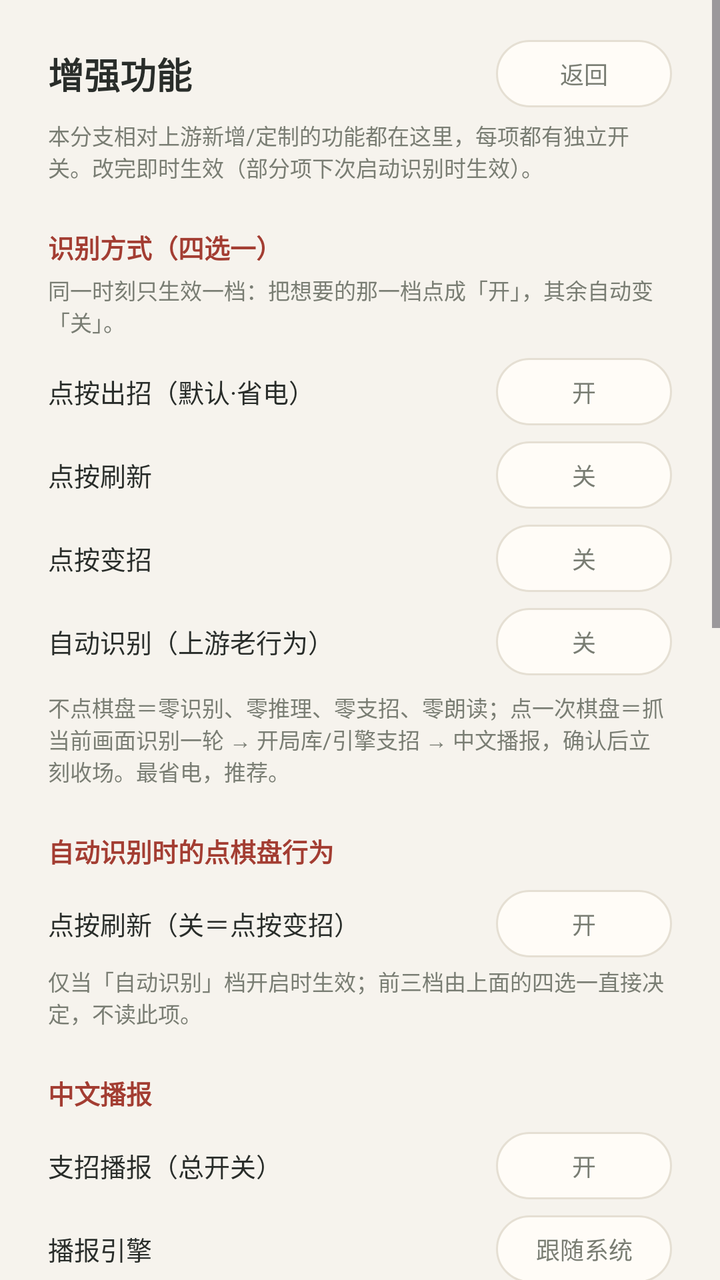
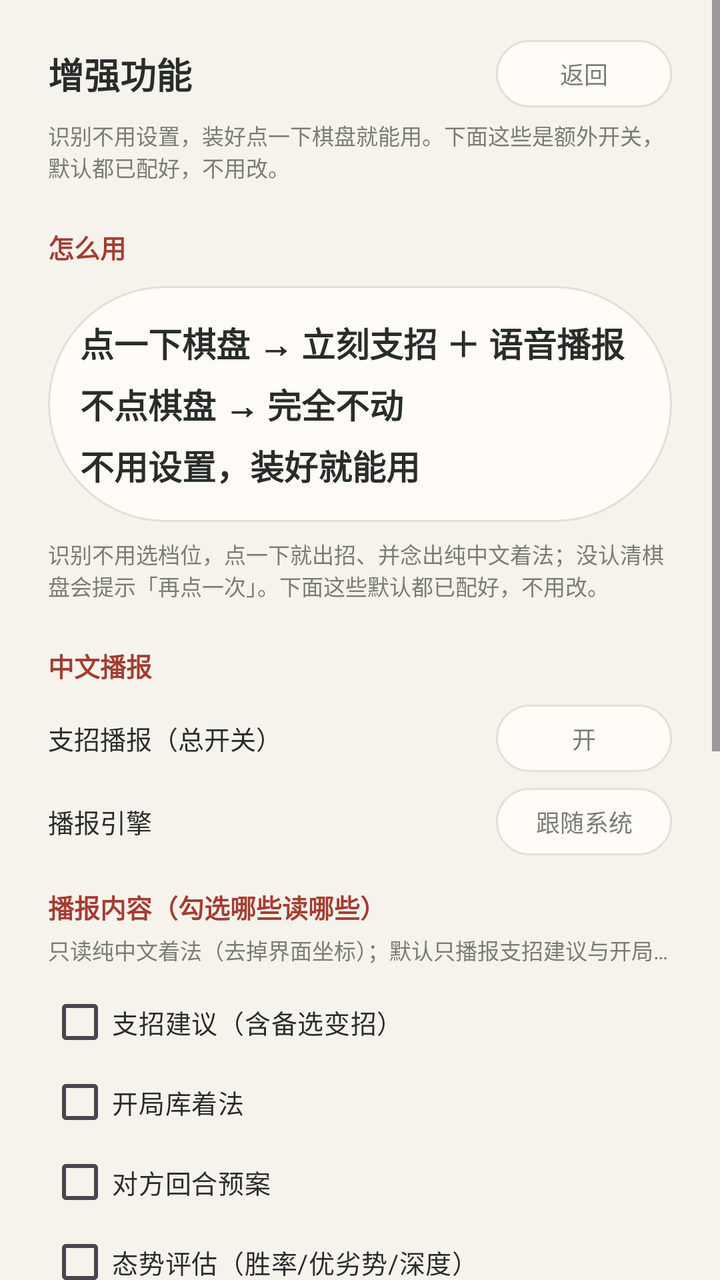

An Android layout rendered at two revisions. The XML below is the earlier revision; the diff shows what the commit changed to produce the second picture.
<!-- AndroidManifest.xml: application theme Theme.ChineseChess -->
<!-- res/layout/feature_switches.xml -->
<?xml version="1.0" encoding="utf-8"?>
<ScrollView xmlns:android="http://schemas.android.com/apk/res/android"
    xmlns:tools="http://schemas.android.com/tools"
    android:layout_width="match_parent"
    android:layout_height="match_parent"
    android:background="@color/xq_paper"
    android:fillViewport="true">

    <LinearLayout
        android:layout_width="match_parent"
        android:layout_height="wrap_content"
        android:orientation="vertical"
        android:paddingHorizontal="24dp"
        android:paddingTop="20dp"
        android:paddingBottom="28dp">

        
        <LinearLayout
            android:layout_width="match_parent"
            android:layout_height="wrap_content"
            android:gravity="center_vertical"
            android:orientation="horizontal">

            <TextView
                android:layout_width="0dp"
                android:layout_height="wrap_content"
                android:layout_weight="1"
                android:text="增强功能"
                android:textColor="@color/xq_ink_text"
                android:textSize="18sp"
                android:textStyle="bold"
                tools:ignore="HardcodedText" />

            <Button
                android:id="@+id/btn_fs_back"
                style="@style/ValueChip"
                android:layout_width="wrap_content"
                android:layout_height="wrap_content"
                android:text="返回"
                tools:ignore="HardcodedText" />
        </LinearLayout>

        <TextView
            style="@style/StepHint"
            android:layout_width="match_parent"
            android:layout_height="wrap_content"
            android:layout_marginTop="6dp"
            android:maxLines="6"
            android:ellipsize="none"
            android:text="本分支相对上游新增/定制的功能都在这里，每项都有独立开关。改完即时生效（部分项下次启动识别时生效）。"
            tools:ignore="HardcodedText" />

        
        <TextView
            android:layout_width="match_parent"
            android:layout_height="wrap_content"
            android:layout_marginTop="22dp"
            android:text="识别方式（四选一）"
            android:textColor="@color/xq_zhu"
            android:textSize="13sp"
            android:textStyle="bold"
            tools:ignore="HardcodedText" />

        <TextView
            style="@style/StepHint"
            android:layout_width="match_parent"
            android:layout_height="wrap_content"
            android:layout_marginTop="4dp"
            android:maxLines="4"
            android:ellipsize="none"
            android:text="同一时刻只生效一档：把想要的那一档点成「开」，其余自动变「关」。"
            tools:ignore="HardcodedText" />

        <LinearLayout android:layout_width="match_parent" android:layout_height="wrap_content"
            android:layout_marginTop="10dp" android:gravity="center_vertical" android:orientation="horizontal">
            <TextView android:layout_width="0dp" android:layout_height="wrap_content" android:layout_weight="1"
                android:text="点按出招（默认·省电）" android:textColor="@color/xq_ink_text" android:textSize="13sp"
                tools:ignore="HardcodedText" />
            <Button android:id="@+id/btn_mode_suggest" style="@style/ValueChip"
                android:layout_width="wrap_content" android:layout_height="wrap_content" android:text="开"
                tools:ignore="HardcodedText" />
        </LinearLayout>

        <LinearLayout android:layout_width="match_parent" android:layout_height="wrap_content"
            android:layout_marginTop="8dp" android:gravity="center_vertical" android:orientation="horizontal">
            <TextView android:layout_width="0dp" android:layout_height="wrap_content" android:layout_weight="1"
                android:text="点按刷新" android:textColor="@color/xq_ink_text" android:textSize="13sp"
                tools:ignore="HardcodedText" />
            <Button android:id="@+id/btn_mode_refresh" style="@style/ValueChip"
                android:layout_width="wrap_content" android:layout_height="wrap_content" android:text="关"
                tools:ignore="HardcodedText" />
        </LinearLayout>

        <LinearLayout android:layout_width="match_parent" android:layout_height="wrap_content"
            android:layout_marginTop="8dp" android:gravity="center_vertical" android:orientation="horizontal">
            <TextView android:layout_width="0dp" android:layout_height="wrap_content" android:layout_weight="1"
                android:text="点按变招" android:textColor="@color/xq_ink_text" android:textSize="13sp"
                tools:ignore="HardcodedText" />
            <Button android:id="@+id/btn_mode_candidate" style="@style/ValueChip"
                android:layout_width="wrap_content" android:layout_height="wrap_content" android:text="关"
                tools:ignore="HardcodedText" />
        </LinearLayout>

        <LinearLayout android:layout_width="match_parent" android:layout_height="wrap_content"
            android:layout_marginTop="8dp" android:gravity="center_vertical" android:orientation="horizontal">
            <TextView android:layout_width="0dp" android:layout_height="wrap_content" android:layout_weight="1"
                android:text="自动识别（上游老行为）" android:textColor="@color/xq_ink_text" android:textSize="13sp"
                tools:ignore="HardcodedText" />
            <Button android:id="@+id/btn_mode_auto" style="@style/ValueChip"
                android:layout_width="wrap_content" android:layout_height="wrap_content" android:text="关"
                tools:ignore="HardcodedText" />
        </LinearLayout>

        <TextView
            android:id="@+id/tv_mode_hint"
            style="@style/StepHint"
            android:layout_width="match_parent"
            android:layout_height="wrap_content"
            android:layout_marginTop="8dp"
            android:maxLines="10"
            android:ellipsize="none"
            android:text="不点棋盘＝零识别、零推理、零支招、零朗读；点一次棋盘＝抓当前画面识别一轮 → 开局库/引擎支招 → 中文播报，确认后立刻收场。最省电，推荐。"
            tools:ignore="HardcodedText" />

        
        <TextView
            android:layout_width="match_parent"
            android:layout_height="wrap_content"
            android:layout_marginTop="22dp"
            android:text="自动识别时的点棋盘行为"
            android:textColor="@color/xq_zhu"
            android:textSize="13sp"
            android:textStyle="bold"
            tools:ignore="HardcodedText" />

        <LinearLayout android:layout_width="match_parent" android:layout_height="wrap_content"
            android:layout_marginTop="10dp" android:gravity="center_vertical" android:orientation="horizontal">
            <TextView android:layout_width="0dp" android:layout_height="wrap_content" android:layout_weight="1"
                android:text="点按刷新（关＝点按变招）" android:textColor="@color/xq_ink_text" android:textSize="13sp"
                tools:ignore="HardcodedText" />
            <Button android:id="@+id/btn_auto_refresh" style="@style/ValueChip"
                android:layout_width="wrap_content" android:layout_height="wrap_content" android:text="开"
                tools:ignore="HardcodedText" />
        </LinearLayout>

        <TextView
            style="@style/StepHint"
            android:layout_width="match_parent"
            android:layout_height="wrap_content"
            android:layout_marginTop="4dp"
            android:maxLines="6"
            android:ellipsize="none"
            android:text="仅当「自动识别」档开启时生效；前三档由上面的四选一直接决定，不读此项。"
            tools:ignore="HardcodedText" />

        
        <TextView
            android:layout_width="match_parent"
            android:layout_height="wrap_content"
            android:layout_marginTop="22dp"
            android:text="中文播报"
            android:textColor="@color/xq_zhu"
            android:textSize="13sp"
            android:textStyle="bold"
            tools:ignore="HardcodedText" />

        <LinearLayout android:layout_width="match_parent" android:layout_height="wrap_content"
            android:layout_marginTop="10dp" android:gravity="center_vertical" android:orientation="horizontal">
            <TextView android:layout_width="0dp" android:layout_height="wrap_content" android:layout_weight="1"
                android:text="支招播报（总开关）" android:textColor="@color/xq_ink_text" android:textSize="13sp"
                tools:ignore="HardcodedText" />
            <Button android:id="@+id/btn_voice_enabled" style="@style/ValueChip"
                android:layout_width="wrap_content" android:layout_height="wrap_content" android:text="开"
                tools:ignore="HardcodedText" />
        </LinearLayout>

        <LinearLayout android:layout_width="match_parent" android:layout_height="wrap_content"
            android:layout_marginTop="8dp" android:gravity="center_vertical" android:orientation="horizontal">
            <TextView android:layout_width="0dp" android:layout_height="wrap_content" android:layout_weight="1"
                android:text="播报引擎" android:textColor="@color/xq_ink_text" android:textSize="13sp"
                tools:ignore="HardcodedText" />
            <Button android:id="@+id/btn_voice_engine" style="@style/ValueChip"
                android:layout_width="wrap_content" android:layout_height="wrap_content"
                android:maxWidth="180dp" android:ellipsize="end" android:text="跟随系统"
                tools:ignore="HardcodedText" />
        </LinearLayout>

        <TextView
            android:layout_width="match_parent"
            android:layout_height="wrap_content"
            android:layout_marginTop="16dp"
            android:text="播报内容（勾选哪些读哪些）"
            android:textColor="@color/xq_zhu"
            android:textSize="13sp"
            android:textStyle="bold"
            tools:ignore="HardcodedText" />

        <TextView
            style="@style/StepHint"
            android:layout_width="match_parent"
            android:layout_height="wrap_content"
            android:layout_marginTop="4dp"
            android:text="只读纯中文着法（去掉界面坐标）；默认只播报支招建议与开局库着法"
            tools:ignore="HardcodedText" />

        <CheckBox android:id="@+id/cb_read_suggestion" android:layout_width="match_parent"
            android:layout_height="wrap_content" android:layout_marginTop="8dp" android:minHeight="40dp"
            android:text="支招建议（含备选变招）" android:textColor="@color/xq_ink_text" android:textSize="13sp"
            tools:ignore="HardcodedText" />
        <CheckBox android:id="@+id/cb_read_book" android:layout_width="match_parent"
            android:layout_height="wrap_content" android:minHeight="40dp"
            android:text="开局库着法" android:textColor="@color/xq_ink_text" android:textSize="13sp"
            tools:ignore="HardcodedText" />
        <CheckBox android:id="@+id/cb_read_opponent_plan" android:layout_width="match_parent"
            android:layout_height="wrap_content" android:minHeight="40dp"
            android:text="对方回合预案" android:textColor="@color/xq_ink_text" android:textSize="13sp"
            tools:ignore="HardcodedText" />
        <CheckBox android:id="@+id/cb_read_evaluation" android:layout_width="match_parent"
            android:layout_height="wrap_content" android:minHeight="40dp"
            android:text="态势评估（胜率/优劣势/深度）" android:textColor="@color/xq_ink_text" android:textSize="13sp"
            tools:ignore="HardcodedText" />
        <CheckBox android:id="@+id/cb_read_status" android:layout_width="match_parent"
            android:layout_height="wrap_content" android:minHeight="40dp"
            android:text="状态与异常提示" android:textColor="@color/xq_ink_text" android:textSize="13sp"
            tools:ignore="HardcodedText" />

        <LinearLayout android:layout_width="match_parent" android:layout_height="wrap_content"
            android:layout_marginTop="10dp" android:gravity="center_vertical" android:orientation="horizontal">
            <TextView android:layout_width="0dp" android:layout_height="wrap_content" android:layout_weight="1"
                android:text="播报试听" android:textColor="@color/xq_ink_text" android:textSize="13sp"
                tools:ignore="HardcodedText" />
            <Button android:id="@+id/btn_voice_test" style="@style/ValueChip"
                android:layout_width="wrap_content" android:layout_height="wrap_content" android:text="试听"
                tools:ignore="HardcodedText" />
        </LinearLayout>

        
        <TextView
            android:layout_width="match_parent"
            android:layout_height="wrap_content"
            android:layout_marginTop="22dp"
            android:text="诊断与工具"
            android:textColor="@color/xq_zhu"
            android:textSize="13sp"
            android:textStyle="bold"
            tools:ignore="HardcodedText" />

        <LinearLayout android:layout_width="match_parent" android:layout_height="wrap_content"
            android:layout_marginTop="10dp" android:gravity="center_vertical" android:orientation="horizontal">
            <TextView android:layout_width="0dp" android:layout_height="wrap_content" android:layout_weight="1"
                android:text="增强功能诊断记录" android:textColor="@color/xq_ink_text" android:textSize="13sp"
                tools:ignore="HardcodedText" />
            <Button android:id="@+id/btn_voice_diag" style="@style/ValueChip"
                android:layout_width="wrap_content" android:layout_height="wrap_content" android:text="开"
                tools:ignore="HardcodedText" />
        </LinearLayout>

        <LinearLayout android:layout_width="match_parent" android:layout_height="wrap_content"
            android:layout_marginTop="8dp" android:gravity="center_vertical" android:orientation="horizontal">
            <TextView android:layout_width="0dp" android:layout_height="wrap_content" android:layout_weight="1"
                android:text="导出增强功能诊断（MD）" android:textColor="@color/xq_ink_text" android:textSize="13sp"
                tools:ignore="HardcodedText" />
            <Button android:id="@+id/btn_voice_export" style="@style/ValueChip"
                android:layout_width="wrap_content" android:layout_height="wrap_content" android:text="导出"
                tools:ignore="HardcodedText" />
        </LinearLayout>

        <LinearLayout android:layout_width="match_parent" android:layout_height="wrap_content"
            android:layout_marginTop="8dp" android:gravity="center_vertical" android:orientation="horizontal">
            <TextView android:layout_width="0dp" android:layout_height="wrap_content" android:layout_weight="1"
                android:text="清空增强功能诊断日志" android:textColor="@color/xq_ink_text" android:textSize="13sp"
                tools:ignore="HardcodedText" />
            <Button android:id="@+id/btn_voice_clear" style="@style/ValueChip"
                android:layout_width="wrap_content" android:layout_height="wrap_content" android:text="清空"
                tools:ignore="HardcodedText" />
        </LinearLayout>

        
        <TextView
            android:layout_width="match_parent"
            android:layout_height="wrap_content"
            android:layout_marginTop="22dp"
            android:text="构建期固定（只读·运行时不可关闭）"
            android:textColor="@color/xq_zhu"
            android:textSize="13sp"
            android:textStyle="bold"
            tools:ignore="HardcodedText" />

        <TextView
            style="@style/StepHint"
            android:layout_width="match_parent"
            android:layout_height="wrap_content"
            android:layout_marginTop="4dp"
            android:maxLines="8"
            android:ellipsize="none"
            android:text="包名锁定：com.xqdk.chess（CI 有 aapt 门禁）。固定签名：出包用仓库 Secret 里的固定钥匙，各版本可直接覆盖安装。这两项是出包时锁死的，App 内不提供开关，改了会导致无法覆盖升级。"
            tools:ignore="HardcodedText" />

        <TextView
            style="@style/StepHint"
            android:layout_width="match_parent"
            android:layout_height="wrap_content"
            android:layout_marginTop="18dp"
            android:maxLines="8"
            android:ellipsize="none"
            android:text="识别引擎 / 思考制式 / 局面预判 / 性能诊断 / 悬浮窗主题属上游原有功能，开关仍在连线主页，未收进本页。"
            tools:ignore="HardcodedText" />

    </LinearLayout>
</ScrollView>
<!-- resources referenced by this layout -->
<resources>
  <color name="xq_ink_text">#292D2A</color>
  <color name="xq_paper">#F6F3ED</color>
  <color name="xq_zhu">#A33D32</color>
  <style name="StepHint" parent="">
          <item name="android:layout_width">match_parent</item>
          <item name="android:layout_height">wrap_content</item>
          <item name="android:textColor">@color/xq_muted</item>
          <item name="android:textSize">11sp</item>
          <item name="android:maxLines">1</item>
          <item name="android:ellipsize">end</item>
      </style>
  <style name="ValueChip" parent="">
          <item name="android:background">@drawable/engine_chip_bg</item>
          <item name="backgroundTint">@null</item>
          <item name="android:textColor">@color/xq_muted</item>
          <item name="android:textSize">12sp</item>
          <item name="android:paddingLeft">14dp</item>
          <item name="android:paddingTop">4dp</item>
          <item name="android:paddingRight">14dp</item>
          <item name="android:paddingBottom">4dp</item>
          <item name="android:minHeight">32dp</item>
          <item name="android:gravity">center</item>
          <item name="android:maxLines">1</item>
      </style>
  <style name="Theme.ChineseChess" parent="Base.Theme.ChineseChess" />
  <color name="xq_muted">#797D73</color>
  <!-- drawable engine_chip_bg (drawable) -->
  <?xml version="1.0" encoding="utf-8"?>
  <selector xmlns:android="http://schemas.android.com/apk/res/android">
      <item android:state_checked="true">
          <shape android:shape="rectangle">
              <corners android:radius="999dp" />
              <solid android:color="@color/xq_surface" />
              <stroke android:width="1dp" android:color="@color/xq_zhu" />
          </shape>
      </item>
      <item>
          <shape android:shape="rectangle">
              <corners android:radius="999dp" />
              <solid android:color="@color/xq_surface" />
              <stroke android:width="1dp" android:color="@color/xq_line" />
          </shape>
      </item>
  </selector>
  <style name="Base.Theme.ChineseChess" parent="Theme.Material3.DayNight.NoActionBar">
          
          <item name="colorPrimary">@color/qi_zhu_btn</item>
          <item name="colorAccent">@color/qi_zhu_btn</item>
          
          <item name="android:statusBarColor">@color/xq_paper</item>
          <item name="android:windowLightStatusBar">true</item>
      </style>
  <color name="xq_surface">#FFFCF7</color>
  <color name="xq_line">#E5DFD3</color>
  <color name="qi_zhu_btn">#C35440</color>
</resources>

<!-- the commit's change to res/layout/feature_switches.xml (unified diff, before → after) -->
@@ -47,110 +47,42 @@
             android:layout_marginTop="6dp"
             android:maxLines="6"
             android:ellipsize="none"
-            android:text="本分支相对上游新增/定制的功能都在这里，每项都有独立开关。改完即时生效（部分项下次启动识别时生效）。"
-            tools:ignore="HardcodedText" />
-
-        
-        <TextView
-            android:layout_width="match_parent"
-            android:layout_height="wrap_content"
-            android:layout_marginTop="22dp"
-            android:text="识别方式（四选一）"
-            android:textColor="@color/xq_zhu"
-            android:textSize="13sp"
-            android:textStyle="bold"
-            tools:ignore="HardcodedText" />
-
-        <TextView
-            style="@style/StepHint"
-            android:layout_width="match_parent"
-            android:layout_height="wrap_content"
-            android:layout_marginTop="4dp"
-            android:maxLines="4"
-            android:ellipsize="none"
-            android:text="同一时刻只生效一档：把想要的那一档点成「开」，其余自动变「关」。"
-            tools:ignore="HardcodedText" />
-
-        <LinearLayout android:layout_width="match_parent" android:layout_height="wrap_content"
-            android:layout_marginTop="10dp" android:gravity="center_vertical" android:orientation="horizontal">
-            <TextView android:layout_width="0dp" android:layout_height="wrap_content" android:layout_weight="1"
-                android:text="点按出招（默认·省电）" android:textColor="@color/xq_ink_text" android:textSize="13sp"
-                tools:ignore="HardcodedText" />
-            <Button android:id="@+id/btn_mode_suggest" style="@style/ValueChip"
-                android:layout_width="wrap_content" android:layout_height="wrap_content" android:text="开"
-                tools:ignore="HardcodedText" />
-        </LinearLayout>
-
-        <LinearLayout android:layout_width="match_parent" android:layout_height="wrap_content"
-            android:layout_marginTop="8dp" android:gravity="center_vertical" android:orientation="horizontal">
-            <TextView android:layout_width="0dp" android:layout_height="wrap_content" android:layout_weight="1"
-                android:text="点按刷新" android:textColor="@color/xq_ink_text" android:textSize="13sp"
-                tools:ignore="HardcodedText" />
-            <Button android:id="@+id/btn_mode_refresh" style="@style/ValueChip"
-                android:layout_width="wrap_content" android:layout_height="wrap_content" android:text="关"
-                tools:ignore="HardcodedText" />
-        </LinearLayout>
-
-        <LinearLayout android:layout_width="match_parent" android:layout_height="wrap_content"
-            android:layout_marginTop="8dp" android:gravity="center_vertical" android:orientation="horizontal">
-            <TextView android:layout_width="0dp" android:layout_height="wrap_content" android:layout_weight="1"
-                android:text="点按变招" android:textColor="@color/xq_ink_text" android:textSize="13sp"
-                tools:ignore="HardcodedText" />
-            <Button android:id="@+id/btn_mode_candidate" style="@style/ValueChip"
-                android:layout_width="wrap_content" android:layout_height="wrap_content" android:text="关"
-                tools:ignore="HardcodedText" />
-        </LinearLayout>
-
-        <LinearLayout android:layout_width="match_parent" android:layout_height="wrap_content"
-            android:layout_marginTop="8dp" android:gravity="center_vertical" android:orientation="horizontal">
-            <TextView android:layout_width="0dp" android:layout_height="wrap_content" android:layout_weight="1"
-                android:text="自动识别（上游老行为）" android:textColor="@color/xq_ink_text" android:textSize="13sp"
-                tools:ignore="HardcodedText" />
-            <Button android:id="@+id/btn_mode_auto" style="@style/ValueChip"
-                android:layout_width="wrap_content" android:layout_height="wrap_content" android:text="关"
-                tools:ignore="HardcodedText" />
-        </LinearLayout>
-
-        <TextView
-            android:id="@+id/tv_mode_hint"
+            android:text="识别不用设置，装好点一下棋盘就能用。下面这些是额外开关，默认都已配好，不用改。"
+            tools:ignore="HardcodedText" />
+
+        
+        <TextView
+            android:layout_width="match_parent"
+            android:layout_height="wrap_content"
+            android:layout_marginTop="22dp"
+            android:text="怎么用"
+            android:textColor="@color/xq_zhu"
+            android:textSize="13sp"
+            android:textStyle="bold"
+            tools:ignore="HardcodedText" />
+
+        <TextView
+            android:id="@+id/tv_usage_summary"
+            android:layout_width="match_parent"
+            android:layout_height="wrap_content"
+            android:layout_marginTop="10dp"
+            android:background="@drawable/engine_chip_bg"
+            android:padding="16dp"
+            android:lineSpacingExtra="6dp"
+            android:text="点一下棋盘 → 立刻支招 ＋ 语音播报\n不点棋盘 → 完全不动\n不用设置，装好就能用"
+            android:textColor="@color/xq_ink_text"
+            android:textSize="17sp"
+            android:textStyle="bold"
+            tools:ignore="HardcodedText" />
+
+        <TextView
             style="@style/StepHint"
             android:layout_width="match_parent"
             android:layout_height="wrap_content"
             android:layout_marginTop="8dp"
-            android:maxLines="10"
-            android:ellipsize="none"
-            android:text="不点棋盘＝零识别、零推理、零支招、零朗读；点一次棋盘＝抓当前画面识别一轮 → 开局库/引擎支招 → 中文播报，确认后立刻收场。最省电，推荐。"
-            tools:ignore="HardcodedText" />
-
-        
-        <TextView
-            android:layout_width="match_parent"
-            android:layout_height="wrap_content"
-            android:layout_marginTop="22dp"
-            android:text="自动识别时的点棋盘行为"
-            android:textColor="@color/xq_zhu"
-            android:textSize="13sp"
-            android:textStyle="bold"
-            tools:ignore="HardcodedText" />
-
-        <LinearLayout android:layout_width="match_parent" android:layout_height="wrap_content"
-            android:layout_marginTop="10dp" android:gravity="center_vertical" android:orientation="horizontal">
-            <TextView android:layout_width="0dp" android:layout_height="wrap_content" android:layout_weight="1"
-                android:text="点按刷新（关＝点按变招）" android:textColor="@color/xq_ink_text" android:textSize="13sp"
-                tools:ignore="HardcodedText" />
-            <Button android:id="@+id/btn_auto_refresh" style="@style/ValueChip"
-                android:layout_width="wrap_content" android:layout_height="wrap_content" android:text="开"
-                tools:ignore="HardcodedText" />
-        </LinearLayout>
-
-        <TextView
-            style="@style/StepHint"
-            android:layout_width="match_parent"
-            android:layout_height="wrap_content"
-            android:layout_marginTop="4dp"
             android:maxLines="6"
             android:ellipsize="none"
-            android:text="仅当「自动识别」档开启时生效；前三档由上面的四选一直接决定，不读此项。"
+            android:text="识别不用选档位，点一下就出招、并念出纯中文着法；没认清棋盘会提示「再点一次」。下面这些默认都已配好，不用改。"
             tools:ignore="HardcodedText" />
 
         
